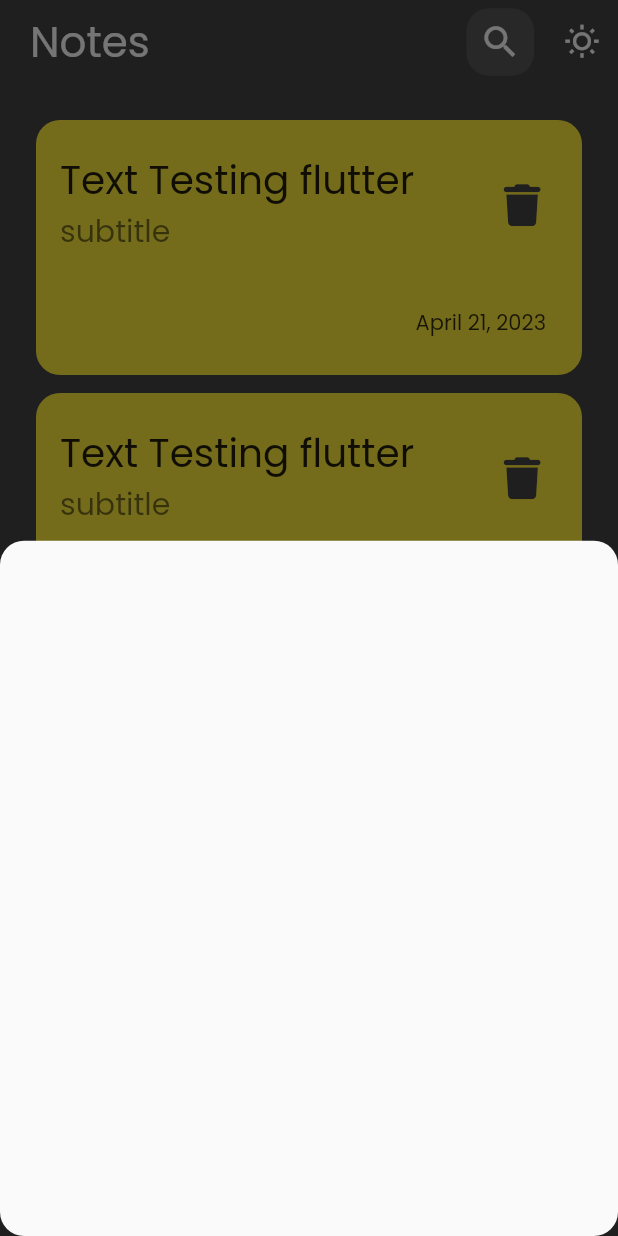
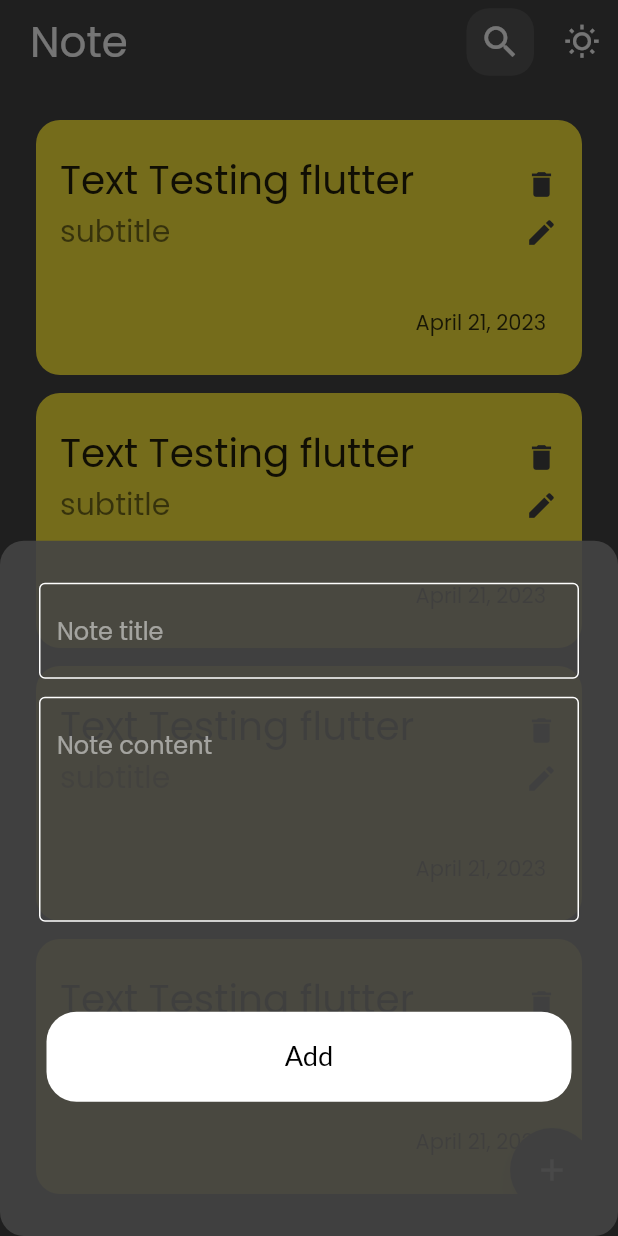
Before and after one commit to emad566/flutter_note_app, a Flutter app: the screen it shows after launch, after a tap on the "add" icon, on a phone screen of 412 x 824 dp. Run offline on Flutter 3.47's test engine with Material 2 defaults, Android fonts, the phone set to English and light mode, and no system bars; our stand-ins replace get, get_storage, google_fonts.

Commit message:
Edit NoteScreen UI

```diff
--- a/lib/main.dart
+++ b/lib/main.dart
@@ -37,7 +37,7 @@ class MyApp extends StatelessWidget {
       darkTheme: Themes.darkThem,
       themeMode: themeMode,
       debugShowCheckedModeBanner: false,
-      home: const NotesScreen(),
+      home:  const SafeArea(child: NotesScreen()),
     );
   }
 }
--- /dev/null
+++ b/lib/screens/edit_note_screen.dart
@@ -0,0 +1,28 @@
+import 'package:flutter/material.dart';
+import 'package:flutter_note_app/widgets/notes_screen_widgets/add_note_bottom_sheet.dart';
+import 'package:flutter_note_app/widgets/notes_screen_widgets/build_notes_appbar.dart';
+
+class EditNotesScreen extends StatefulWidget {
+  const EditNotesScreen({Key? key}) : super(key: key);
+
+  @override
+  State<EditNotesScreen> createState() => _EditNotesScreenState();
+}
+
+class _EditNotesScreenState extends State<EditNotesScreen> {
+  @override
+  Widget build(BuildContext context) {
+    return Scaffold(
+      appBar: buildNoteAppBar(
+        isShowLeading: true,
+        context,
+        setState: setState,
+        title: 'Edit Note',
+        icon: Icons.done,
+        onTab: () {},
+
+      ),
+      body: AddNoteBottomSheet(isEdit: true),
+    );
+  }
+}
--- a/lib/screens/notes_screen.dart
+++ b/lib/screens/notes_screen.dart
@@ -15,7 +15,13 @@ class _NotesScreenState extends State<NotesScreen> {
   @override
   Widget build(BuildContext context) {
     return Scaffold(
-      appBar: buildNoteAppBar(context, setState: setState),
+      appBar: buildNoteAppBar(
+        context,
+        setState: setState,
+        title: 'Note',
+        icon: Icons.search,
+        onTab: (){},
+      ),
       floatingActionButton: FloatingActionButton(
         backgroundColor: context.theme.colorScheme.background,
         onPressed: (){
@@ -23,8 +29,9 @@ class _NotesScreenState extends State<NotesScreen> {
             shape: RoundedRectangleBorder(
               borderRadius: BorderRadius.circular(16),
             ),
+            backgroundColor: context.theme.colorScheme.background.withOpacity(0.9),
             context: context,
-            builder: (context) => const AddNoteBottomSheet(),
+            builder: (context) => AddNoteBottomSheet(),
           );
         },
         child: const Icon(Icons.add),
--- a/lib/services/theme_colors.dart
+++ b/lib/services/theme_colors.dart
@@ -15,4 +15,6 @@ const Color focusedBorderClr = Colors.green;
 class ThemeColors{
   static Color get appBarFrontText => Get.isDarkMode? whiteClr : whiteClr;
   static Color get noteItemBg => Get.isDarkMode? darkSecondaryClr : secondaryClr;
+  static Color get buttonText => Get.isDarkMode? whiteClr : blackClr;
+  static Color get buttonBg => Get.isDarkMode? blackClr : whiteClr.withOpacity(.8);
 }
--- a/lib/widgets/build_appbar.dart
+++ b/lib/widgets/build_appbar.dart
@@ -12,8 +12,18 @@ AppBar buildAppBar({
 
   return AppBar(
     automaticallyImplyLeading: isShowLeading,
+    leading: isShowLeading ? IconButton(
+      onPressed: (){
+        Get.back();
+            },
+            icon: const Icon(
+              Icons.arrow_back,
+              color: whiteClr,
+            ),
+          )
+        : Container(),
     actions: [
-      const SizedBox(width: 20),
+      SizedBox(width: isShowLeading? 50 : 20),
       if(actionRow!=null)
         Expanded(child: actionRow),
 
--- /dev/null
+++ b/lib/widgets/custom_button.dart
@@ -0,0 +1,44 @@
+import 'package:flutter/cupertino.dart';
+import 'package:flutter_note_app/services/theme_colors.dart';
+import 'package:get/get.dart';
+import 'package:google_fonts/google_fonts.dart';
+
+// ignore: must_be_immutable
+class CustomButton extends StatelessWidget {
+  CustomButton({Key? key, required this.label, this.onTab}) : super(key: key);
+
+  Function? onTab;
+  final String label;
+  @override
+  Widget build(BuildContext context) {
+    return Container(
+      margin: const EdgeInsets.symmetric(vertical: 10, horizontal: 15),
+      child: GestureDetector(
+        onTap: (){
+          if(onTab != null) onTab!();
+        },
+        child: Container(
+          padding: const EdgeInsets.only(top: 18, left: 10, right: 10),
+          width: double.infinity,
+          height: 60,
+          decoration: BoxDecoration(
+            color: (){
+              return Get.isDarkMode? blackClr : whiteClr;
+            }(),
+            borderRadius: BorderRadius.circular(20),
+          ),
+          child: Text(
+            label,
+            style: GoogleFonts.lato(
+              textStyle: TextStyle(
+                color: ThemeColors.buttonText,
+                fontSize: 18,
+              ),
+            ),
+            textAlign: TextAlign.center,
+          ),
+        ),
+      ),
+    );
+  }
+}
--- /dev/null
+++ b/lib/widgets/custom_input_field.dart
@@ -0,0 +1,51 @@
+import 'package:flutter/material.dart';
+import 'package:flutter_note_app/services/theme_colors.dart';
+// ignore: must_be_immutable
+class CustomTextField extends StatelessWidget {
+  const CustomTextField({Key? key, required this.hintText, required this.controller, this.obscureText = false, this.suffixIcon, this.validator, this.borderColor, this.maxLines = 1}) : super(key: key);
+
+  final String hintText;
+  final TextEditingController controller;
+  final bool obscureText;
+  final Function? validator;
+  final Widget? suffixIcon;
+  final Color? borderColor;
+  final int maxLines;
+
+  @override
+  Widget build(BuildContext context) {
+    return Container(
+      margin: const EdgeInsets.symmetric(horizontal: 10.0),
+      child: TextFormField(
+        validator: (val){ return validator != null? validator!() : null;},
+        controller: controller,
+        style: TextStyle(color: borderColor?? whiteClr,),
+        obscureText: obscureText,
+        maxLines: maxLines,
+        decoration: InputDecoration(
+          errorStyle: TextStyle(
+            color: borderColor?? whiteClr,
+          ),
+          suffixIcon: suffixIcon,
+          hintText: hintText,
+          hintStyle:  TextStyle(color: (borderColor?.withOpacity(0.3))?? whiteClr.withOpacity(0.5),),
+          focusedBorder: const OutlineInputBorder(
+            borderSide: BorderSide(
+              color: focusedBorderClr,
+            ),
+          ),
+          enabledBorder: OutlineInputBorder(
+            borderSide: BorderSide(
+              color: borderColor?? whiteClr,
+            ),
+          ),
+          border: OutlineInputBorder(
+            borderSide: BorderSide(
+              color: borderColor?? whiteClr,
+            ),
+          ),
+        ),
+      ),
+    );
+  }
+}
--- a/lib/widgets/notes_screen_widgets/add_note_bottom_sheet.dart
+++ b/lib/widgets/notes_screen_widgets/add_note_bottom_sheet.dart
@@ -1,10 +1,42 @@
 import 'package:flutter/material.dart';
+import 'package:flutter_note_app/widgets/custom_button.dart';
+import 'package:flutter_note_app/widgets/custom_input_field.dart';
+
 
 class AddNoteBottomSheet extends StatelessWidget {
-  const AddNoteBottomSheet({Key? key}) : super(key: key);
+  final TextEditingController _titleController = TextEditingController();
+  final TextEditingController _contentController = TextEditingController();
+
+  AddNoteBottomSheet({super.key, this.isEdit = false});
+  final bool isEdit;
 
   @override
   Widget build(BuildContext context) {
-    return Container();
+
+    return Container(
+      height: 750,
+      padding: const EdgeInsets.symmetric(vertical: 28.0, horizontal: 16.0),
+      child: SingleChildScrollView(
+        child: Column(
+          children: [
+            CustomTextField(
+              hintText: 'Note title',
+              controller: _titleController,
+            ),
+            const SizedBox(height: 12,),
+            CustomTextField(
+              hintText: 'Note content',
+              controller: _contentController,
+              maxLines: 5,
+            ),
+            const SizedBox(height: 50,),
+            CustomButton(
+              label: isEdit? 'Update' : 'Add',
+              onTab: (){},
+            )
+          ],
+        ),
+      ),
+    );
   }
 }
--- a/lib/widgets/notes_screen_widgets/build_notes_appbar.dart
+++ b/lib/widgets/notes_screen_widgets/build_notes_appbar.dart
@@ -4,14 +4,22 @@ import 'package:flutter_note_app/widgets/build_appbar.dart';
 import 'package:flutter_note_app/widgets/notes_screen_widgets/custom_search_icon.dart';
 import 'package:google_fonts/google_fonts.dart';
 
-AppBar buildNoteAppBar(BuildContext context, {required Function setState}) {
+AppBar buildNoteAppBar(
+  BuildContext context, {
+  required Function setState,
+  required String title,
+  required IconData icon,
+  required Function onTab,
+  bool isShowLeading = false,
+}) {
   return buildAppBar(
+      isShowLeading: isShowLeading,
       setState: setState,
       context: context,
       actionRow: Row(
         children: [
           Text(
-            'Notes',
+            title,
             style: GoogleFonts.poppins(
               textStyle: TextStyle(
                 color: ThemeColors.appBarFrontText,
@@ -20,7 +28,7 @@ AppBar buildNoteAppBar(BuildContext context, {required Function setState}) {
             ),
           ),
           const Spacer(),
-          const CustomSearchIcon(),
+          CustomSearchIcon(icon: icon, onTab: onTab),
           const SizedBox(width: 8,),
         ],
       )
--- a/lib/widgets/notes_screen_widgets/custom_appbar.dart
+++ /dev/null
@@ -1,26 +0,0 @@
-import 'package:flutter/material.dart';
-import 'package:flutter_note_app/services/theme_colors.dart';
-import 'package:flutter_note_app/widgets/notes_screen_widgets/custom_search_icon.dart';
-
-class CustomAppBar extends StatelessWidget {
-  const CustomAppBar({Key? key}) : super(key: key);
-
-  @override
-  Widget build(BuildContext context) {
-    return Row(
-      children: [
-        Text(
-          'Notes',
-          style: TextStyle(
-            color: ThemeColors.appBarFrontText,
-            fontSize: 28,
-            fontWeight: FontWeight.bold
-          ),
-        ),
-        const Spacer(),
-        const CustomSearchIcon(),
-
-      ],
-    );
-  }
-}
--- a/lib/widgets/notes_screen_widgets/custom_search_icon.dart
+++ b/lib/widgets/notes_screen_widgets/custom_search_icon.dart
@@ -2,8 +2,9 @@ import 'package:flutter/material.dart';
 import 'package:flutter_note_app/services/theme_colors.dart';
 
 class CustomSearchIcon extends StatelessWidget {
-  const CustomSearchIcon({Key? key}) : super(key: key);
-
+  const CustomSearchIcon({Key? key, required this.icon, required this.onTab}) : super(key: key);
+  final IconData icon;
+  final Function onTab;
   @override
   Widget build(BuildContext context) {
     return Container(
@@ -13,11 +14,14 @@ class CustomSearchIcon extends StatelessWidget {
         color: whiteClr.withOpacity(0.1),
         borderRadius: BorderRadius.circular(15),
       ),
-      child: const Center(
-        child: Icon(
-          Icons.search,
-          size: 28,
-          color: whiteClr,
+      child: GestureDetector(
+        onTap: ()=>onTab(),
+        child: Center(
+          child: Icon(
+            icon,
+            size: 28,
+            color: whiteClr,
+          ),
         ),
       ),
     );
--- a/lib/widgets/notes_screen_widgets/note_item.dart
+++ b/lib/widgets/notes_screen_widgets/note_item.dart
@@ -1,6 +1,6 @@
 import 'package:flutter/material.dart';
+import 'package:flutter_note_app/screens/edit_note_screen.dart';
 import 'package:flutter_note_app/services/theme_colors.dart';
-import 'package:font_awesome_flutter/font_awesome_flutter.dart';
 import 'package:get/get.dart';
 import 'package:google_fonts/google_fonts.dart';
 
@@ -17,7 +17,9 @@ class NoteItem extends StatelessWidget {
       child: Column(
         crossAxisAlignment: CrossAxisAlignment.end,
         children: [
-          const SizedBox(height: 16,),
+          const SizedBox(
+            height: 16,
+          ),
           ListTile(
             title: Text(
               'Text Testing flutter',
@@ -33,13 +35,30 @@ class NoteItem extends StatelessWidget {
                 ),
               ),
             ),
-            trailing: IconButton(
-              icon: Icon(
-                FontAwesomeIcons.trash,
-                size: 28,
-                color: context.theme.colorScheme.background,
-              ),
-              onPressed: () {},
+            trailing: Column(
+              children: [
+                GestureDetector(
+                  onTap: () {
+
+                  },
+                  child: Icon(
+                    Icons.delete,
+                    size: 22,
+                    color: context.theme.colorScheme.background,
+                  ),
+                ),
+                const SizedBox(height: 10,),
+                GestureDetector(
+                  onTap: () {
+                    Get.to(const EditNotesScreen());
+                  },
+                  child: Icon(
+                    Icons.edit,
+                    size: 22,
+                    color: context.theme.colorScheme.background,
+                  ),
+                ),
+              ],
             ),
           ),
           const SizedBox(
@@ -51,7 +70,8 @@ class NoteItem extends StatelessWidget {
               'April 21, 2023',
               style: GoogleFonts.poppins(
                 textStyle: TextStyle(
-                  color: context.theme.textTheme.titleSmall!.color!.withOpacity(.8),
+                  color: context.theme.textTheme.titleSmall!.color!
+                      .withOpacity(.8),
                   fontSize: 14,
                 ),
               ),
```
